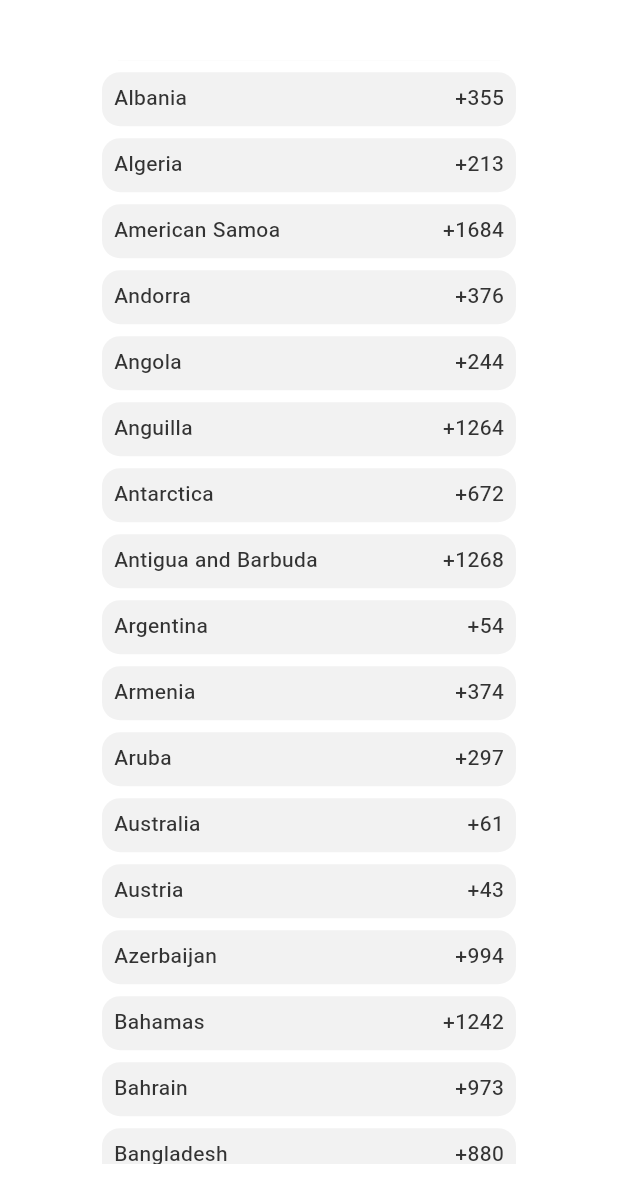
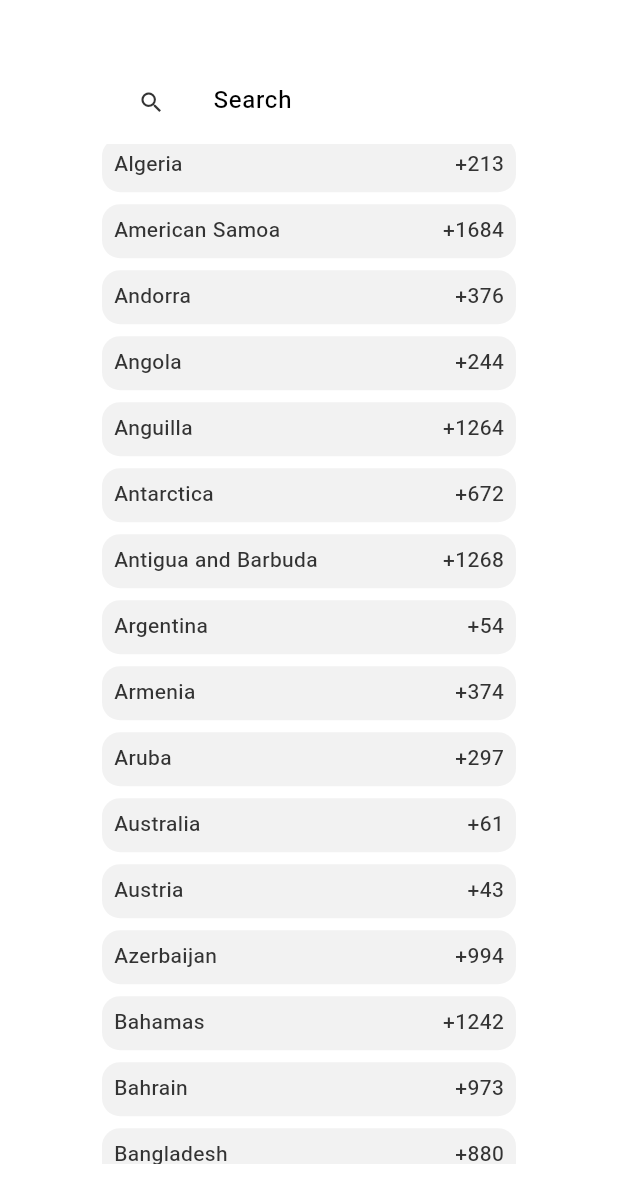
Before and after one commit to mbfakourii/full_picker, a Flutter app: the CountryCodeDialog widget shown alone on an empty page, opened directly, scrolled down 144 dp, on a phone screen of 412 x 824 dp. Shown: the top 1203 px of the screen. Run offline on Flutter 3.47's test engine with Material 2 defaults, Android fonts, the phone set to English and light mode, and no system bars; drawn by our look-alikes of oktoast; our stand-ins replace adaptive_theme, cached_network_image, emoji_picker_flutter, equatable, flutter_bloc, grouped_list and 5 more; missing offline and left inert: any_link_preview, dart:html, persian_datetime_picker, rules, video_compress; accounts and stored records are empty.

Commit message:
complete PhoneTextField generate border_radius_m3 use first bloc finish searchbar and ...

```diff
--- a/lib/dialogs/country_code/view/country_code_dialog.dart
+++ b/lib/dialogs/country_code/view/country_code_dialog.dart
@@ -3,16 +3,16 @@ import 'package:ahille/utils/common_utils.dart';
 import 'package:ahille/widgets/searchbar.dart';
 import 'package:flutter/material.dart';
 import 'package:flutter_bloc/flutter_bloc.dart';
-import 'package:provider/provider.dart';
 import 'package:responsive_sizer/responsive_sizer.dart';
 
 import '../../../generated/l10n.dart';
 import '../../../utils/border_radius_m3.dart';
 import '../bloc/country_code_bloc.dart';
 
-class CountryCodeDialog extends StatelessWidget {
+class CountryCodeDialog extends StatelessWidget  {
   CountryCodeDialog({Key? key}) : super(key: key) {
     countryCodeBloc = CountryCodeBloc(countryCodeRepository: repository);
+
     countryCodeBloc.add(CountryCodeStarted());
   }
 
@@ -21,6 +21,7 @@ class CountryCodeDialog extends StatelessWidget {
 
   @override
   Widget build(BuildContext context) {
+
     return MultiBlocProvider(
       providers: [
         BlocProvider(
@@ -32,11 +33,7 @@ class CountryCodeDialog extends StatelessWidget {
       child: BlocProvider(
         create: (context) => countryCodeBloc,
         child: AlertDialog(
-          content: SingleChildScrollView(
-            child: SizedBox(
-              width: double.maxFinite,
-              child: Column(
-                mainAxisSize: MainAxisSize.min,
+          content: Column(
             children: [
               Searchbar(
                 onPressed: (value) {
@@ -51,16 +48,18 @@ class CountryCodeDialog extends StatelessWidget {
                   countryCodeBloc.add(CountryCodeStarted());
                 },
               ),
-                  ConstrainedBox(
-                    constraints: BoxConstraints(
-                      maxHeight: 100.h,
-                    ),
+              Expanded(
+                child: SingleChildScrollView(
+                  child: SizedBox(
+                    width: double.maxFinite,
                     child: ListView(
+                      shrinkWrap: true,
+                      physics: const NeverScrollableScrollPhysics(),
                       padding: EdgeInsets.only(top: 0.5.h),
                       children: [
                         BlocBuilder<CountryCodeBloc, CountryCodeState>(builder: (context, state) {
                           if (state is CountryCodeEmptySearch) {
-                            toastShow(S.current.no_amount_found);
+                            // toastShow(S.current.no_amount_found);
                             return _buildNotFoundWidget();
                           }
 
@@ -78,7 +77,6 @@ class CountryCodeDialog extends StatelessWidget {
                                   child: InkWell(
                                     borderRadius: BorderRadiusM3.medium,
                                     onTap: () {
-                                  Provider.of<UpdateSearchbar>(context, listen: false).updateText("");
                                       Navigator.of(context, rootNavigator: true).pop(country);
                                     },
                                     child: Padding(
@@ -103,10 +101,10 @@ class CountryCodeDialog extends StatelessWidget {
                         })
                       ],
                     ),
-                  )
-                ],
                   ),
                 ),
+              ),
+            ],
           ),
         ),
       ),
--- a/lib/l10n/intl_fa.arb
+++ b/lib/l10n/intl_fa.arb
@@ -10,7 +10,7 @@
   "no_amount_found": "مقداری یافت نشد",
   "enter_the_value": "لطفا مقداری را وارد کنید",
   "unknown_error": "خطای نامشخص",
-  "not_found": "مقداری وجود نشد",
+  "not_found": "مقداری وجود ندارد",
 
 
   "afghanistan": "افغانستان",
--- a/lib/main.dart
+++ b/lib/main.dart
@@ -6,6 +6,7 @@ import 'package:ahille/widgets/searchbar.dart';
 import 'package:flutter/material.dart';
 import 'package:flutter_bloc/flutter_bloc.dart';
 import 'package:flutter_localizations/flutter_localizations.dart';
+import 'package:oktoast/oktoast.dart';
 import 'package:provider/provider.dart';
 import 'package:responsive_sizer/responsive_sizer.dart';
 import 'config/colors.dart';
@@ -26,6 +27,7 @@ class MyApp extends StatelessWidget {
 
   @override
   Widget build(BuildContext context) {
+
     return BlocProvider(
       create: (context) => LanguageCubit(),
       child: BlocBuilder<LanguageCubit, Locale>(builder: (context, lang) {
@@ -99,6 +101,7 @@ class MyApp extends StatelessWidget {
             builder: (context, orientation, deviceType) {
               return ResponsiveSizer(
                 builder: (context, orientation, screenType) {
+
                   return MultiProvider(
                     providers: [
                       ChangeNotifierProvider.value(
@@ -112,6 +115,7 @@ class MyApp extends StatelessWidget {
                         value: UpdatePhoneTextField(),
                       ),
                     ],
+                    child: OKToast(
                       child: MaterialApp(
                         title: 'Ahille',
                         localizationsDelegates: const [
@@ -140,6 +144,7 @@ class MyApp extends StatelessWidget {
                         ),
                         home: const Splash(),
                       ),
+                    ),
                   );
                 },
               );
--- a/lib/widgets/phone_textfield.dart
+++ b/lib/widgets/phone_textfield.dart
@@ -1,5 +1,6 @@
 import 'package:ahille/dialogs/country_code/model/country.dart';
 import 'package:ahille/dialogs/country_code/view/country_code_dialog.dart';
+import 'package:ahille/widgets/searchbar.dart';
 import 'package:flutter/material.dart';
 import 'package:provider/provider.dart';
 import 'package:responsive_sizer/responsive_sizer.dart';
@@ -30,6 +31,8 @@ class PhoneTextField extends StatelessWidget {
                       if (country != null) {
                         getUpdatePhoneTextField(context, listen: false).update(country.dialCode, country);
                       }
+
+                      Provider.of<UpdateSearchbar>(context, listen: false).updateText("");
                     },
                     child: Text(getUpdatePhoneTextField(context).text, style: TextStyle(fontSize: 18.sp))),
               ),
--- a/lib/widgets/searchbar.dart
+++ b/lib/widgets/searchbar.dart
@@ -1,6 +1,5 @@
 import 'package:flutter/material.dart';
 import 'package:provider/provider.dart';
-import 'package:responsive_sizer/responsive_sizer.dart';
 import '../generated/l10n.dart';
 import '../utils/border_radius_m3.dart';
 
@@ -28,9 +27,8 @@ class Searchbar extends StatelessWidget {
             onPressed: () {
               onPressed.call(_textEditingController.text);
             },
-            child: Icon(
+            child: const Icon(
               Icons.search,
-              size: 6.w,
             ),
           ),
         ),
@@ -41,12 +39,11 @@ class Searchbar extends StatelessWidget {
                 child: TextButton(
                   onPressed: () {
                     onClose.call();
-                    _textEditingController.text="";
+                    _textEditingController.text = "";
                     getUpdateSearchbar(context, listen: false).updateText(_textEditingController.text);
                   },
-                  child: Icon(
+                  child: const Icon(
                     Icons.close,
-                    size: 6.w,
                   ),
                 ),
               ),
--- a/pubspec.yaml
+++ b/pubspec.yaml
@@ -34,7 +34,7 @@ dependencies:
   timezone: ^0.8.0
 
   # Toast
-  fluttertoast: ^8.0.9
+  oktoast: ^3.2.0
 
   persian_datetime_picker: ^2.4.0
 
```
Also changed, not shown: lib/utils/common_utils.dart (+10 -3 lines), lib/generated/intl/messages_fa.dart, pubspec.lock. Lines whose indentation alone changed are shown as unchanged.
